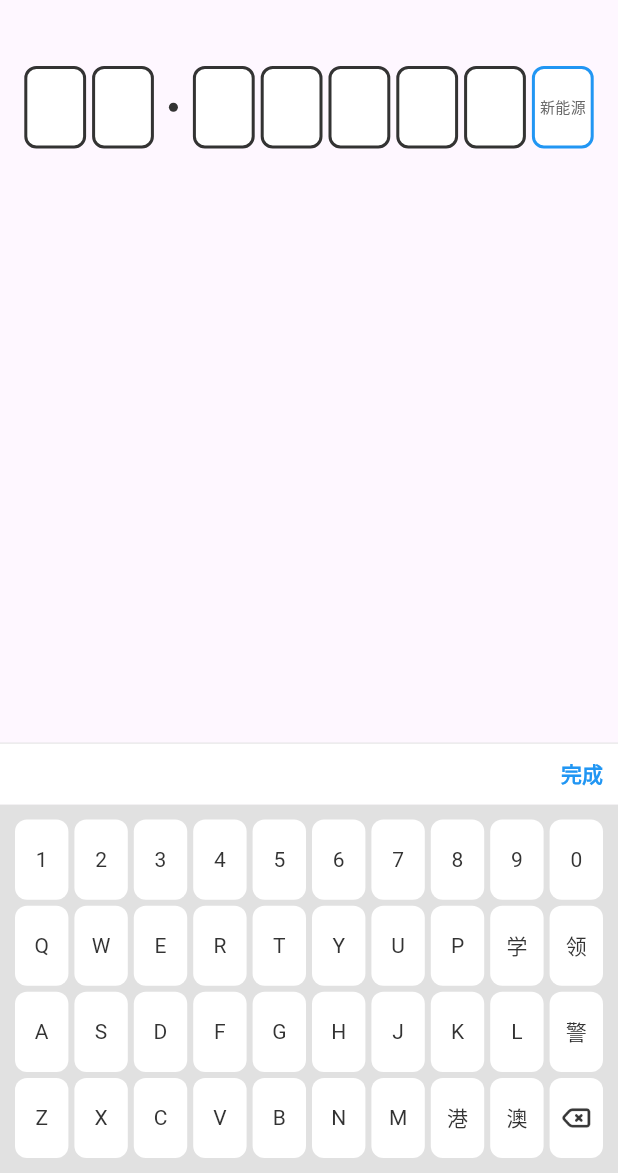
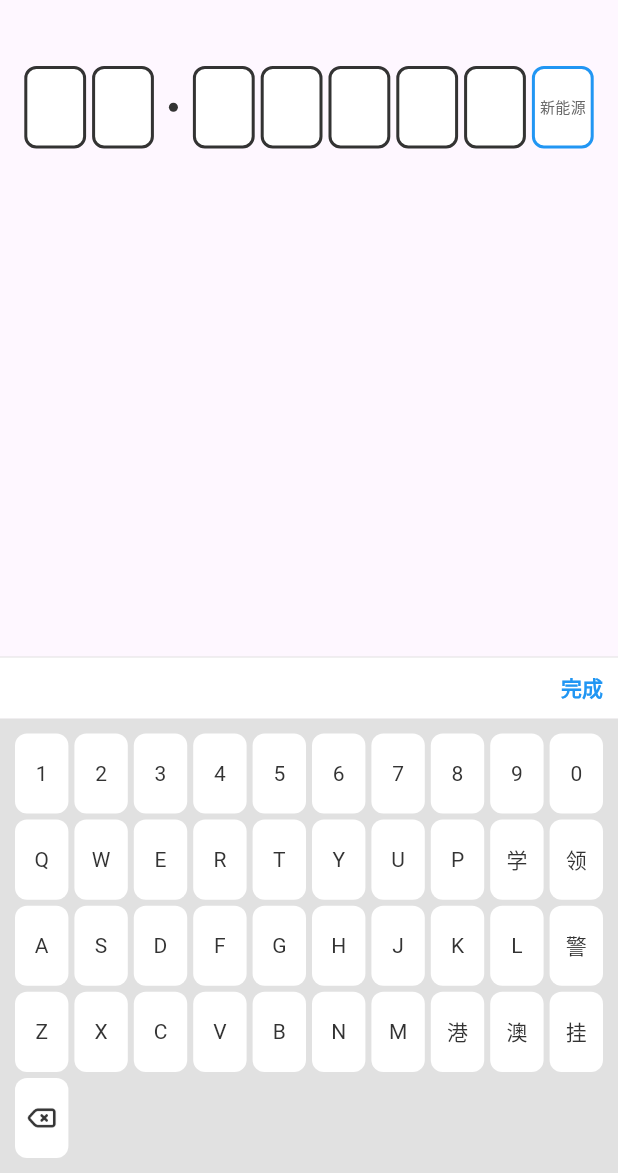
Before and after one commit to chenglei1986/license_plate_number, a Flutter app: the screen it shows after launch, after a tap on "新能源", on a phone screen of 412 x 824 dp, the part 63-1236 px from its top. Run offline on Flutter 3.47's test engine with Material 3 defaults, Android fonts, the phone set to English and light mode, and no system bars; our stand-ins replace dotted_border.

Commit message:
Remove letter O and add 挂 plate type

```diff
--- a/lib/src/constants.dart
+++ b/lib/src/constants.dart
@@ -56,7 +56,6 @@ const alphabets = [
     'T',
     'Y',
     'U',
-    'O',
     'P',
   ],
   [
@@ -86,4 +85,5 @@ const specials = [
   '警',
   '港',
   '澳',
+  '挂',
 ];
--- a/lib/src/plate_keyboard.dart
+++ b/lib/src/plate_keyboard.dart
@@ -117,17 +117,8 @@ class _PlateKeyboardState extends State<PlateKeyboard> {
           (element) => keys.add(_buildKeyboardButton(element, index > 1)));
 
       /// 字母 Q ~ P
-      alphabets[0].forEach((element) {
-        if (element != 'O') {
-          keys.add(_buildKeyboardButton(element, true));
-        } else if ('O' == element) {
-          if (index < 5) {
-            keys.add(_buildKeyboardButton(element, true));
-          } else if (5 == index) {
-            keys.add(_buildKeyboardButton(element, false));
-          }
-        }
-      });
+      alphabets[0]
+          .forEach((element) => keys.add(_buildKeyboardButton(element, true)));
       if (index > 5) {
         keys.add(_buildKeyboardButton(specials[0], true));
       }
@@ -151,6 +142,9 @@ class _PlateKeyboardState extends State<PlateKeyboard> {
 
       /// 澳
       keys.add(_buildKeyboardButton(specials[4], index >= 6));
+
+      /// 挂
+      keys.add(_buildKeyboardButton(specials[5], index >= 6));
     }
 
     /// 退格
```
